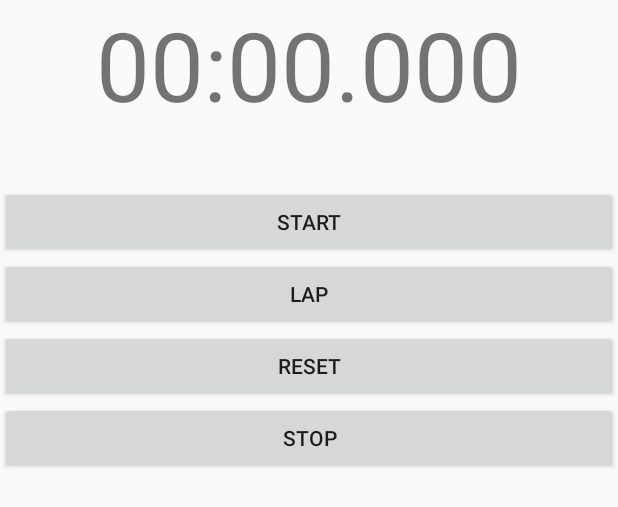
After one commit to WoodenGlass/stylowePlywanie, an Android app: the layout activity_trainingmanager.xml on its own in the app's theme, with its tools: preview values and no code run, on a phone screen of 412 x 824 dp. The commit adds this screen. Shown: the top 507 px of the screen. Run offline under Robolectric (Android 15) with nearby library versions, the phone set to English and light mode, and no system bars.

Commit message:
adding stop watch

```diff
--- a/app/build.gradle
+++ b/app/build.gradle
@@ -43,6 +43,8 @@ dependencies {
     compile 'javax.annotation:javax.annotation-api:1.2'
     compile 'com.github.amlcurran.showcaseview:library:5.4.3'
     compile 'com.android.support:recyclerview-v7:25.2.0'
+    compile 'com.github.jakob-grabner:Circle-Progress-View:v1.2.9'
+
 }
 
 
--- a/app/src/main/java/com/example/dobrowol/styloweplywanie/welcome/JoinTeamActivity.java
+++ b/app/src/main/java/com/example/dobrowol/styloweplywanie/welcome/JoinTeamActivity.java
@@ -14,7 +14,7 @@ import android.view.MenuItem;
 import android.widget.Toast;
 
 import com.example.dobrowol.styloweplywanie.R;
-import com.example.dobrowol.styloweplywanie.teammanagement.StudentsActivity;
+import com.example.dobrowol.styloweplywanie.teammanagement.TrainingManager;
 import com.example.dobrowol.styloweplywanie.utils.ItemsAdapter;
 import com.example.dobrowol.styloweplywanie.utils.TeamData;
 import com.example.dobrowol.styloweplywanie.utils.TeamDataUtils;
@@ -63,7 +63,8 @@ public class JoinTeamActivity extends AppCompatActivity implements ItemsAdapter.
     private void fetchTeam(String teamName) {
         TeamData teamData = teamUtils.getTeam(teamName);
         //TeamDetailsActivity.startDetailsActivity(teamData, JoinTeamActivity.this);
-        StudentsActivity.startActivity(teamName, JoinTeamActivity.this);
+        //StudentsActivity.startActivity(teamName, JoinTeamActivity.this);
+        TrainingManager.startActivity(teamName, JoinTeamActivity.this);
     }
     @Override
     public void onItemSelected(TeamData item) {
--- /dev/null
+++ b/app/src/main/res/layout/activity_trainingmanager.xml
@@ -0,0 +1,56 @@
+<?xml version="1.0" encoding="utf-8"?>
+<LinearLayout xmlns:android="http://schemas.android.com/apk/res/android"
+    xmlns:CircleProgressView="http://schemas.android.com/apk/res-auto"
+    xmlns:tools="http://schemas.android.com/tools"
+    android:orientation="vertical" android:layout_width="match_parent"
+    android:layout_height="match_parent">
+<TextView
+    android:layout_width="match_parent"
+    android:layout_height="wrap_content"
+    android:id="@+id/tvTimer"
+    android:height="100dp"
+    android:text="00:00.000"
+    android:textSize="64dp"
+    android:textAlignment="center" />
+    <LinearLayout
+        android:layout_width="match_parent"
+        android:layout_height="wrap_content"
+        android:orientation="horizontal">
+        <TextView
+            android:layout_width="match_parent"
+            android:layout_height="wrap_content"
+            android:id="@+id/tvStudentName" />
+        <Spinner
+            android:layout_width="wrap_content"
+            android:layout_height="wrap_content"
+            android:id="@+id/tmSpinner"></Spinner>
+    </LinearLayout>
+
+    <Button
+        android:text="Start"
+        android:layout_width="match_parent"
+        android:layout_height="wrap_content"
+        android:id="@+id/btnStart" />
+    <Button
+        android:text="Lap"
+        android:layout_width="match_parent"
+        android:layout_height="wrap_content"
+        android:id="@+id/btnLap" />
+    <Button
+        android:text="Reset"
+        android:layout_width="match_parent"
+        android:layout_height="wrap_content"
+        android:id="@+id/btnReset" />
+    <Button
+        android:text="Stop"
+        android:layout_width="match_parent"
+        android:layout_height="wrap_content"
+        android:id="@+id/btnStop" />
+    <ListView
+        android:layout_width="match_parent"
+        android:layout_height="match_parent"
+        android:layout_below="@+id/btnStop"
+        android:layout_centerHorizontal="true"
+        android:layout_marginTop="12dp"
+        android:id="@+id/listview1"/>
+</LinearLayout>
--- a/build.gradle
+++ b/build.gradle
@@ -16,6 +16,7 @@ buildscript {
 allprojects {
     repositories {
         jcenter()
+        maven{url "https://jitpack.io"}
     }
 }
 
```
Also changed, not shown: app/src/main/AndroidManifest.xml (+11 -0 lines), app/src/main/java/com/example/dobrowol/styloweplywanie/teammanagement/StudentsActivity.java (+7 -4 lines), app/src/main/java/com/example/dobrowol/styloweplywanie/teammanagement/TrainingManager.java (added, +218 -0 lines), app/src/main/java/com/example/dobrowol/styloweplywanie/teammanagement/trainingdetails/TrainingManager.java (deleted, +0 -10 lines), app/src/main/java/com/example/dobrowol/styloweplywanie/utils/CsvDataUtil.java (added, +84 -0 lines), app/src/main/java/com/example/dobrowol/styloweplywanie/utils/StudentAchievement.java (added, +33 -0 lines), app/src/main/java/com/example/dobrowol/styloweplywanie/utils/StudentAchievementActivity.java (added, +81 -0 lines), app/src/main/res/layout/activity_studentachievement.xml (added, +48 -0 lines), app/src/main/res/values/colors.xml (+9 -0 lines), 1 other file.
